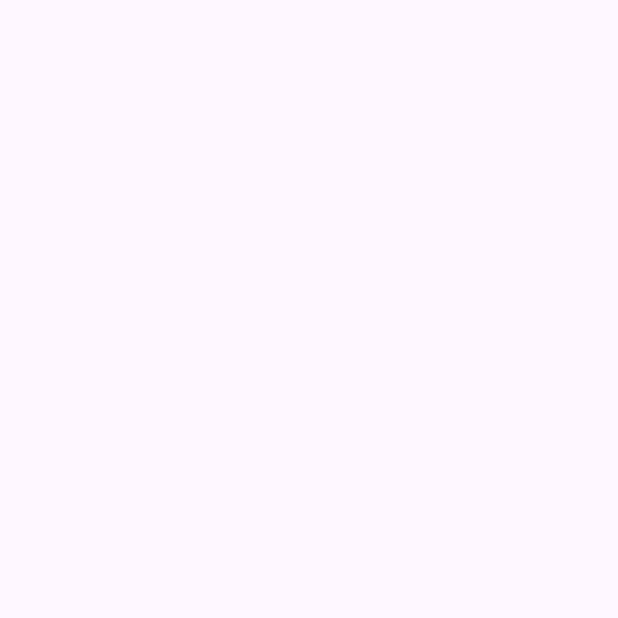
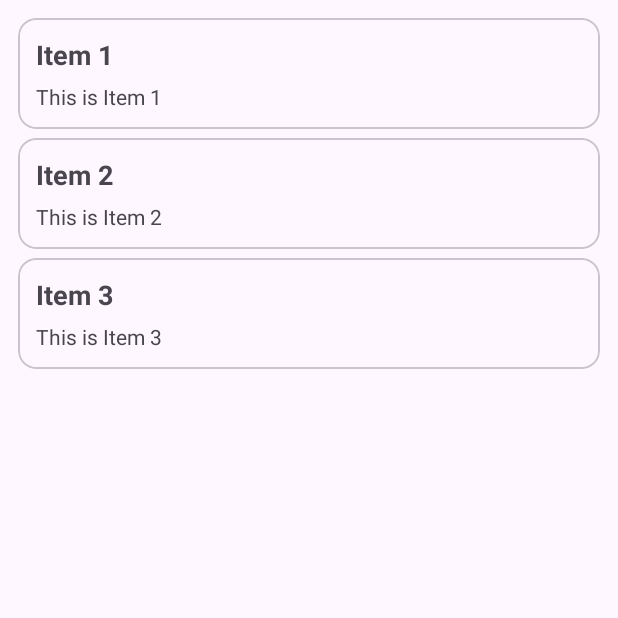
Before and after one commit to PutraGandaD/PracticeViewModel_SetData, an Android app: the screen it shows after launch (MainActivity), on a phone screen of 412 x 824 dp, the top half of it. Before the commit the part shown is empty. Run offline under Robolectric (Android 15) with nearby library versions, the phone set to English and light mode, and no system bars.

Commit message:
Successfully managed to pass data between fragments

```diff
--- a/app/src/main/java/com/putragandad/practiceviewmodel/adapters/ItemListAdapter.kt
+++ b/app/src/main/java/com/putragandad/practiceviewmodel/adapters/ItemListAdapter.kt
@@ -9,7 +9,7 @@ import com.google.android.material.card.MaterialCardView
 import com.putragandad.practiceviewmodel.R
 import com.putragandad.practiceviewmodel.models.Item
 
-class ItemListAdapter(private val dataSet: ArrayList<Item>, private val onClickListener: OnClickListener): RecyclerView.Adapter<ItemListAdapter.ViewHolder>() {
+class ItemListAdapter(private val dataSet: ArrayList<Item>, private val onItemClickListener: CardOnClickListener): RecyclerView.Adapter<ItemListAdapter.ViewHolder>() {
    class ViewHolder(view: View) : RecyclerView.ViewHolder(view) {
        val cardTitle = view.findViewById<TextView>(R.id.tv_list_card_title)
        val cardDescription = view.findViewById<TextView>(R.id.tv_list_card_desc)
@@ -32,12 +32,12 @@ class ItemListAdapter(private val dataSet: ArrayList<Item>, private val onClickL
 
         val itemCard = holder.itemView.findViewById<MaterialCardView>(R.id.card_list)
         itemCard.setOnClickListener {
-            onClickListener.onItemClicked(data)
+            onItemClickListener.onItemClicked(data)
         }
 
     }
 }
 
-interface OnClickListener {
+interface CardOnClickListener {
     fun onItemClicked(item: Item)
 }
--- a/app/src/main/java/com/putragandad/practiceviewmodel/fragments/FragmentList.kt
+++ b/app/src/main/java/com/putragandad/practiceviewmodel/fragments/FragmentList.kt
@@ -5,9 +5,20 @@ import androidx.fragment.app.Fragment
 import android.view.LayoutInflater
 import android.view.View
 import android.view.ViewGroup
+import androidx.lifecycle.ViewModelProvider
+import androidx.navigation.fragment.findNavController
+import androidx.recyclerview.widget.LinearLayoutManager
+import androidx.recyclerview.widget.RecyclerView
 import com.putragandad.practiceviewmodel.R
+import com.putragandad.practiceviewmodel.adapters.CardOnClickListener
+import com.putragandad.practiceviewmodel.adapters.ItemListAdapter
+import com.putragandad.practiceviewmodel.data.Constant
+import com.putragandad.practiceviewmodel.models.Item
+import com.putragandad.practiceviewmodel.repositories.ItemRepository
+import com.putragandad.practiceviewmodel.viewmodels.SharedViewModel
 
-class FragmentList : Fragment() {
+class FragmentList : Fragment(), CardOnClickListener {
+    private lateinit var sharedViewModel: SharedViewModel
 
     override fun onCreateView(
         inflater: LayoutInflater, container: ViewGroup?,
@@ -16,4 +27,26 @@ class FragmentList : Fragment() {
         // Inflate the layout for this fragment
         return inflater.inflate(R.layout.fragment_list, container, false)
     }
+
+    override fun onCreate(savedInstanceState: Bundle?) {
+        super.onCreate(savedInstanceState)
+
+        // get viewmodels instance
+        sharedViewModel = ViewModelProvider(requireActivity()).get(SharedViewModel::class.java)
+
+    }
+
+    override fun onViewCreated(view: View, savedInstanceState: Bundle?) {
+        super.onViewCreated(view, savedInstanceState)
+
+        val rvAdapter = ItemListAdapter(ItemRepository.getItemData(), this)
+        val recyclerView: RecyclerView = view.findViewById(R.id.rv_fragmentlist)
+        recyclerView.adapter = rvAdapter
+        recyclerView.layoutManager = LinearLayoutManager(requireContext())
+    }
+
+    override fun onItemClicked(item: Item) {
+        sharedViewModel.setData(item)
+        findNavController().navigate(R.id.action_fragmentList_to_fragmentDetail)
+    }
 }
--- a/app/src/main/java/com/putragandad/practiceviewmodel/repositories/ItemRepository.kt
+++ b/app/src/main/java/com/putragandad/practiceviewmodel/repositories/ItemRepository.kt
@@ -3,7 +3,7 @@ package com.putragandad.practiceviewmodel.repositories
 import com.putragandad.practiceviewmodel.data.Constant
 import com.putragandad.practiceviewmodel.models.Item
 
-class ItemRepository {
+object ItemRepository {
     fun getItemData() : ArrayList<Item> {
         return Constant.itemConstantData()
     }
--- a/app/src/main/java/com/putragandad/practiceviewmodel/viewmodels/SharedViewModels.kt
+++ b/app/src/main/java/com/putragandad/practiceviewmodel/viewmodels/SharedViewModel.kt
@@ -1,17 +1,19 @@
 package com.putragandad.practiceviewmodel.viewmodels
 
+import android.util.Log
 import androidx.lifecycle.LiveData
 import androidx.lifecycle.MutableLiveData
 import androidx.lifecycle.ViewModel
 import com.putragandad.practiceviewmodel.models.Item
 
-class SharedViewModels: ViewModel() {
+class SharedViewModel: ViewModel() {
     private val _data = MutableLiveData<Item>() //declare _data as MutableLiveData with Item data class return type
 
     // data variable below will get any changes in the _data variable, in a non blocking way
     val data : LiveData<Item>
         get() = _data
 
+    // set data to the MutableLiveData
     fun setData(value: Item) {
         _data.value = value
     }
--- a/app/src/main/res/layout/activity_main.xml
+++ b/app/src/main/res/layout/activity_main.xml
@@ -7,13 +7,15 @@
     tools:context=".MainActivity">
 
     <fragment
+        android:id="@+id/my_nav_host_fragment"
+        android:name="androidx.navigation.fragment.NavHostFragment"
         android:layout_width="match_parent"
         android:layout_height="match_parent"
-        android:layout_weight="1"
-        android:id="@+id/my_nav_host_fragment"
-        android:name="androidx.navigation.fragment.NavHostFragment"
-        app:navGraph="@navigation/nav_graph"
         app:defaultNavHost="true"
-        />
+        app:layout_constraintBottom_toBottomOf="parent"
+        app:layout_constraintEnd_toEndOf="parent"
+        app:layout_constraintStart_toStartOf="parent"
+        app:layout_constraintTop_toTopOf="parent"
+        app:navGraph="@navigation/nav_graph" />
 
 </androidx.constraintlayout.widget.ConstraintLayout>
--- a/app/src/main/res/layout/fragment_detail.xml
+++ b/app/src/main/res/layout/fragment_detail.xml
@@ -25,7 +25,6 @@
         android:layout_marginTop="8dp"
         android:textSize="14sp"
         app:layout_constraintTop_toBottomOf="@id/tv_detail_title"
-        app:layout_constraintStart_toStartOf="parent"
-        app:layout_constraintEnd_toEndOf="parent"/>
+        app:layout_constraintStart_toStartOf="parent" />
 
 </androidx.constraintlayout.widget.ConstraintLayout>
```
Also changed, not shown: app/src/main/java/com/putragandad/practiceviewmodel/fragments/FragmentDetail.kt (+29 -2 lines).
